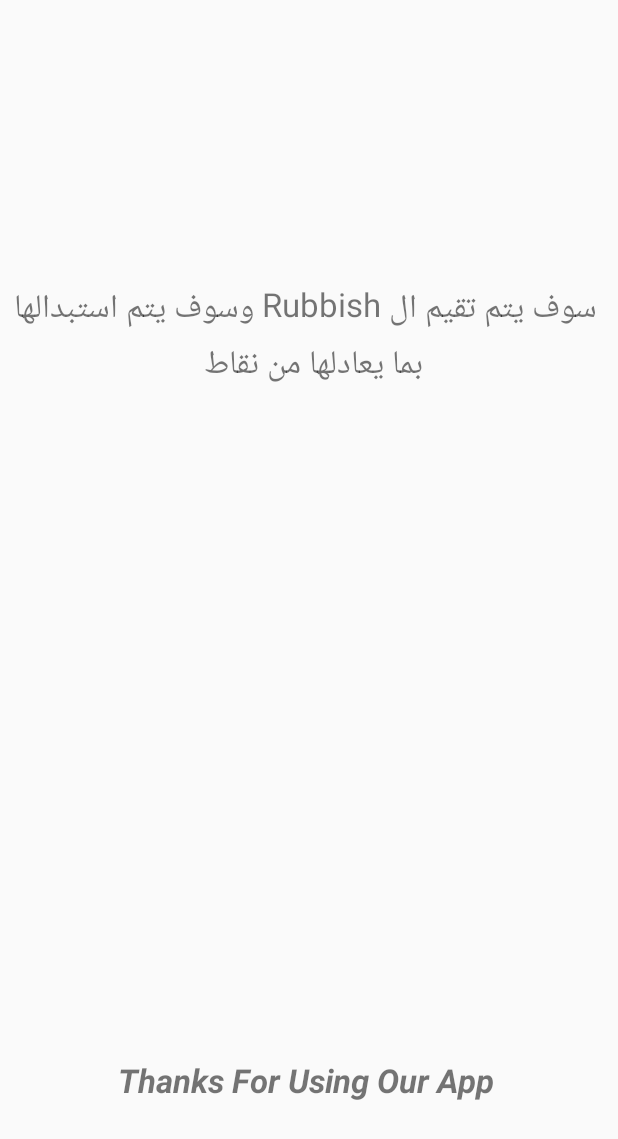
After one commit to mmahmoudothman/AppRecycler, an Android app: the AboutActivity screen opened directly, with no data from a screen before it, on a phone screen of 412 x 824 dp. The commit adds this screen. Shown: the top 1139 px of the screen. Run offline under Robolectric (Android 15) with nearby library versions, the phone set to English and light mode, and no system bars.

Commit message:
Finish all with editing

```diff
--- /dev/null
+++ b/app/src/main/java/com/example/osos/apprecycler/AboutActivity.java
@@ -0,0 +1,45 @@
+package com.example.osos.apprecycler;
+
+import android.content.Intent;
+import android.os.Handler;
+import android.support.v7.app.AppCompatActivity;
+import android.os.Bundle;
+import android.support.v7.app.AppCompatDelegate;
+
+public class AboutActivity extends AppCompatActivity {
+
+    // Splash screen timer
+    private static int SPLASH_TIME_OUT = 5000;
+    @Override
+    protected void onCreate(Bundle savedInstanceState) {
+        super.onCreate(savedInstanceState);
+        setContentView(R.layout.activity_about);
+
+
+        AppCompatDelegate.setCompatVectorFromResourcesEnabled(true);
+
+
+
+        new Handler().postDelayed(new Runnable() {
+
+            /*
+             * Showing splash screen with a timer. This will be useful when you
+             * want to show case your app logo / company
+             */
+
+            @Override
+            public void run() {
+                // This method will be executed once the timer is over
+                // Start your app main activity
+                Intent i = new Intent(AboutActivity.this, MainActivity.class);
+                startActivity(i);
+
+                // close this activity
+                finish();
+            }
+        }, SPLASH_TIME_OUT);
+
+
+
+    }
+}
--- a/app/src/main/java/com/example/osos/apprecycler/SendActivity.java
+++ b/app/src/main/java/com/example/osos/apprecycler/SendActivity.java
@@ -103,7 +103,7 @@ public class SendActivity extends AppCompatActivity implements AdapterView.OnIte
 
 
                             Toast.makeText(SendActivity.this, " Submit success", Toast.LENGTH_LONG).show();
-                            Intent mainIntent = new Intent(SendActivity.this, MainActivity.class);
+                            Intent mainIntent = new Intent(SendActivity.this, AboutActivity.class);
                             startActivity(mainIntent);
                             finish();
 
--- /dev/null
+++ b/app/src/main/res/layout/activity_about.xml
@@ -0,0 +1,35 @@
+<?xml version="1.0" encoding="utf-8"?>
+<RelativeLayout xmlns:android="http://schemas.android.com/apk/res/android"
+    xmlns:app="http://schemas.android.com/apk/res-auto"
+    xmlns:tools="http://schemas.android.com/tools"
+    android:layout_width="match_parent"
+    android:layout_height="match_parent"
+    tools:context=".AboutActivity">
+
+
+    <TextView
+        android:layout_width="match_parent"
+        android:layout_height="wrap_content"
+        android:layout_alignParentTop="true"
+        android:layout_centerHorizontal="true"
+        android:layout_marginTop="188dp"
+        android:gravity="center_vertical|center_horizontal"
+        android:text=" سوف يتم تقيم ال Rubbish وسوف يتم استبدالها بما يعادلها من نقاط "
+        android:textSize="22sp" />
+
+    <TextView
+        android:layout_width="match_parent"
+        android:layout_height="wrap_content"
+        android:layout_alignParentBottom="true"
+        android:layout_alignParentStart="true"
+        android:layout_marginBottom="89dp"
+        android:textStyle="bold|italic"
+        android:gravity="center_vertical|center_horizontal"
+        android:text="Thanks For Using Our App "
+        android:textSize="22sp"
+        android:layout_alignParentLeft="true" />
+
+
+
+
+</RelativeLayout>
```
Also changed, not shown: app/src/main/AndroidManifest.xml (+6 -3 lines), app/src/main/java/com/example/osos/apprecycler/CutomeInfoWindAdapter.java (added, +49 -0 lines), app/src/main/java/com/example/osos/apprecycler/Maps.java (+92 -36 lines), app/src/main/res/layout/custome_winfow_info.xml (added, +33 -0 lines).
